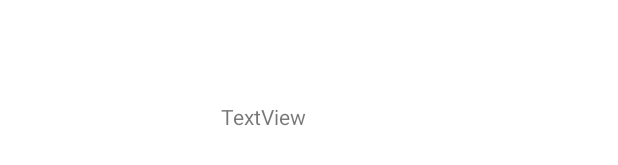
After one commit to shinyeeun789/android-project, an Android app: the layout activity_lodding.xml on its own in the app's theme, with its tools: preview values and no code run, on a phone screen of 412 x 824 dp. The commit adds this screen. Shown: the part 394-559 px from the top of the screen. Run offline under Robolectric (Android 15) with nearby library versions, the phone set to English and light mode, and no system bars.

Commit message:
로딩화면 완료_화면만 꾸며줘....

```diff
--- /dev/null
+++ b/app/src/main/res/layout/activity_lodding.xml
@@ -0,0 +1,22 @@
+<?xml version="1.0" encoding="utf-8"?>
+<androidx.constraintlayout.widget.ConstraintLayout xmlns:android="http://schemas.android.com/apk/res/android"
+    xmlns:app="http://schemas.android.com/apk/res-auto"
+    xmlns:tools="http://schemas.android.com/tools"
+    android:layout_width="match_parent"
+    android:layout_height="match_parent"
+    tools:context=".LoddingActivity">
+
+    <TextView
+        android:id="@+id/textView4"
+        android:layout_width="wrap_content"
+        android:layout_height="wrap_content"
+        android:layout_marginStart="146dp"
+        android:layout_marginTop="284dp"
+        android:layout_marginEnd="207dp"
+        android:layout_marginBottom="428dp"
+        android:text="TextView"
+        app:layout_constraintBottom_toBottomOf="parent"
+        app:layout_constraintEnd_toEndOf="parent"
+        app:layout_constraintStart_toStartOf="parent"
+        app:layout_constraintTop_toTopOf="parent" />
+</androidx.constraintlayout.widget.ConstraintLayout>
```
Also changed, not shown: app/src/main/AndroidManifest.xml (+3 -4 lines), app/src/main/java/com/inhatc/mobile_project/LoddingActivity.java (added, +63 -0 lines), app/src/main/java/com/inhatc/mobile_project/ui/MainActivity.java (+44 -23 lines).
